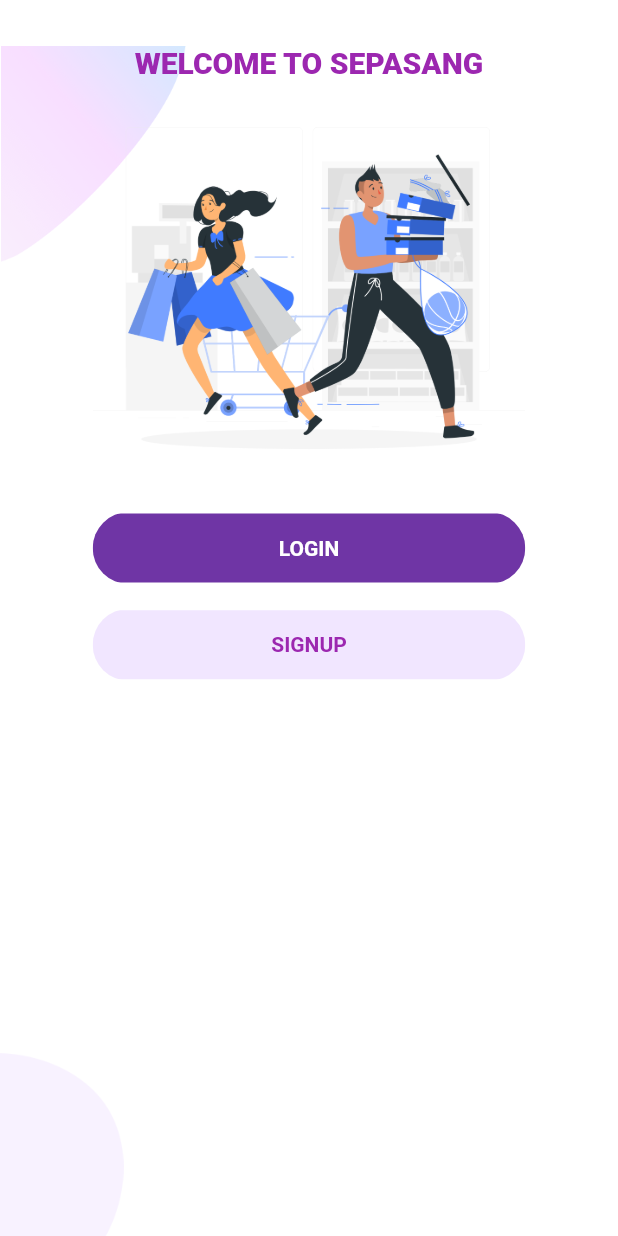
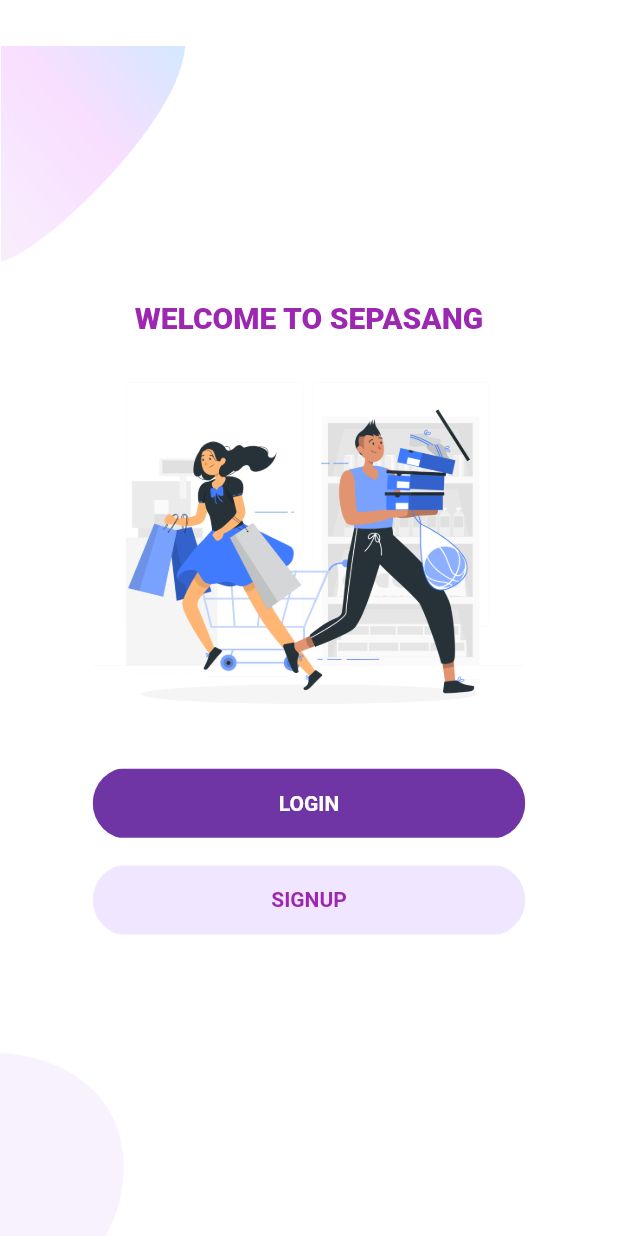
Before and after one commit to thefvnday/Shoes-Frontend-Flutter, a Flutter app: the screen it shows after launch, on a phone screen of 412 x 824 dp. Run offline on Flutter 3.47's test engine with Material 2 defaults, Android fonts, the light colour scheme and no system bars.

Commit message:
-M: Fixed welcome screen

```diff
--- a/lib/Screens/Login/components/body.dart
+++ b/lib/Screens/Login/components/body.dart
@@ -14,7 +14,7 @@ class Body extends StatefulWidget {
 }
 
 class _BodyState extends State<Body> {
-  bool isfisible = false;
+  bool isfisible = true;
 
   @override
   Widget build(BuildContext context) {
--- a/lib/Screens/Welcome/components/body.dart
+++ b/lib/Screens/Welcome/components/body.dart
@@ -13,9 +13,12 @@ class Body extends StatelessWidget {
     Size size = MediaQuery.of(context).size;
 
     //Ukuran tampilan lebar n tinggi keseluruhan
-    return Background(
-      child: SingleChildScrollView(
-        child: Center(
+    return Stack(
+      children: [
+        Background(
+          child: SizedBox.shrink(),
+        ),
+        Center(
           child: Column(
             mainAxisSize: MainAxisSize.min,
             mainAxisAlignment: MainAxisAlignment.center,
@@ -39,21 +42,25 @@ class Body extends StatelessWidget {
               ),
               RoundedButton(
                 text: "LOGIN",
-              press: (){Navigator.push(
+                press: () {
+                  Navigator.push(
                     context,
                     MaterialPageRoute(
                       builder: (context) {
                         return LoginScreen();
                       },
                     ),
-                      );},
+                  );
+                },
               ),
-            SizedBox(height: size.height * 0.02,),
+              SizedBox(
+                height: size.height * 0.02,
+              ),
               RoundedButton(
                 text: "SIGNUP",
                 color: PrimaryLightColor,
                 textColor: Colors.purple,
-              press: (){
+                press: () {
                   Navigator.push(
                     context,
                     MaterialPageRoute(
@@ -67,7 +74,7 @@ class Body extends StatelessWidget {
             ],
           ),
         ),
-      ),
+      ],
     );
   }
 }
```
Also changed, not shown: pubspec.lock. Lines whose indentation alone changed are shown as unchanged.
